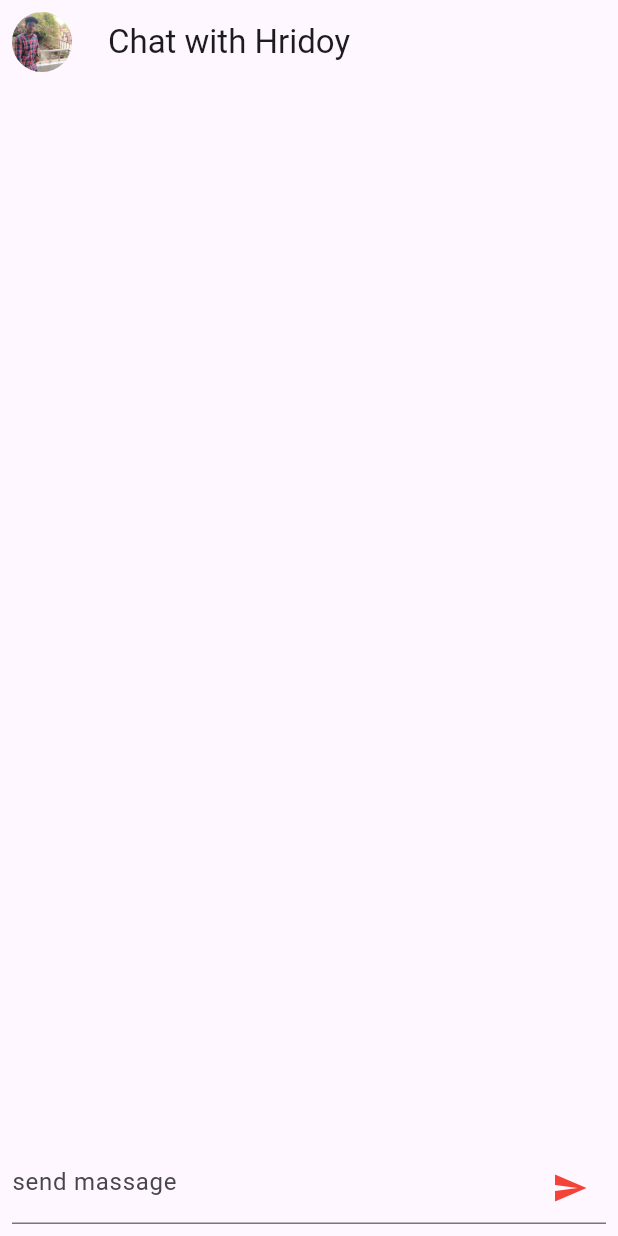
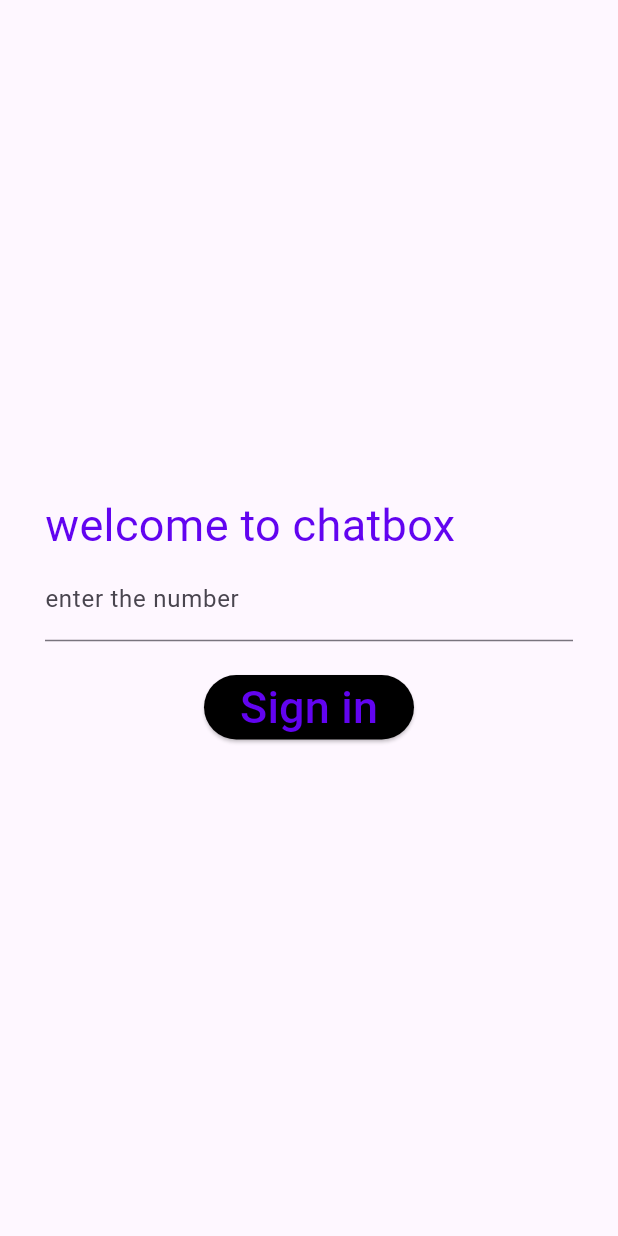
Before and after one commit to hrikhan/chat_app, a Flutter app: the screen it shows after launch, on a phone screen of 412 x 824 dp. Run offline on Flutter 3.47's test engine with Material 3 defaults, Android fonts, the phone set to English and light mode, and no system bars; our stand-ins replace firebase_auth, firebase_core; accounts and stored records are empty.

```diff
--- /dev/null
+++ b/lib/authintications/number_screen.dart
@@ -0,0 +1,63 @@
+import 'package:chat_box_2024/authintications/otp.dart';
+import 'package:firebase_auth/firebase_auth.dart';
+import 'package:firebase_core/firebase_core.dart';
+import 'package:flutter/material.dart';
+
+class NumberScreen extends StatefulWidget {
+  const NumberScreen({super.key});
+
+  @override
+  State<NumberScreen> createState() => _NumberScreenState();
+}
+
+class _NumberScreenState extends State<NumberScreen> {
+  TextEditingController phonenumber = TextEditingController();
+  @override
+  Widget build(BuildContext context) {
+    return Scaffold(
+      body: Padding(
+        padding: const EdgeInsets.all(30),
+        child: Column(
+          mainAxisAlignment: MainAxisAlignment.center,
+          children: [
+            const Row(
+              children: [
+                Text(
+                  "welcome to chatbox",
+                  style: TextStyle(
+                      fontSize: 30, color: Color.fromARGB(255, 98, 4, 240)),
+                ),
+              ],
+            ),
+            TextField(
+              controller: phonenumber,
+              keyboardType: TextInputType.number,
+              decoration: const InputDecoration(labelText: "enter the number"),
+            ),
+            SizedBox(
+              height: 20,
+            ),
+            ElevatedButton(
+                style: ButtonStyle(
+                    backgroundColor: WidgetStatePropertyAll(Colors.black)),
+                onPressed: () async {
+                  await FirebaseAuth.instance.verifyPhoneNumber(
+                      verificationCompleted:
+                          (PhoneAuthCredential credential) {},
+                      verificationFailed: (FirebaseAuthException ex) {},
+                      codeSent: (String veification_id, int? resend) {
+                        Navigator.push(context,
+                            MaterialPageRoute(builder: (context) => Otp(varifiacation_id: veification_id,)));
+                      },
+                      codeAutoRetrievalTimeout: (String verifcation_id) {},
+                      phoneNumber: phonenumber.text.toString());
+                },
+                child: Text("Sign in",
+                    style: TextStyle(
+                        fontSize: 30, color: Color.fromARGB(255, 98, 4, 240))))
+          ],
+        ),
+      ),
+    );
+  }
+}
--- a/lib/main.dart
+++ b/lib/main.dart
@@ -1,7 +1,11 @@
+import 'package:chat_box_2024/authintications/number_screen.dart';
 import 'package:chat_box_2024/chat_page.dart';
+import 'package:firebase_core/firebase_core.dart';
 import 'package:flutter/material.dart';
 
-void main() {
+void main() async {
+  WidgetsFlutterBinding.ensureInitialized();
+   await Firebase.initializeApp();
   runApp(MyWidget());
 }
 
@@ -17,7 +21,7 @@ class _MyWidgetState extends State<MyWidget> {
   Widget build(BuildContext context) {
     return const MaterialApp(
       title: "text",
-      home: ChatPage(),
+      home: NumberScreen(),
     );
   }
 }
--- a/pubspec.yaml
+++ b/pubspec.yaml
@@ -38,6 +38,7 @@ dependencies:
 
   win32: ^5.0.0
   firebase_core: ^3.5.0
+  firebase_auth: ^5.3.1
 
 dev_dependencies:
   flutter_test:
```
Also changed, not shown: lib/authintications/otp.dart (added, +65 -0 lines), pubspec.lock, 5 other files.
